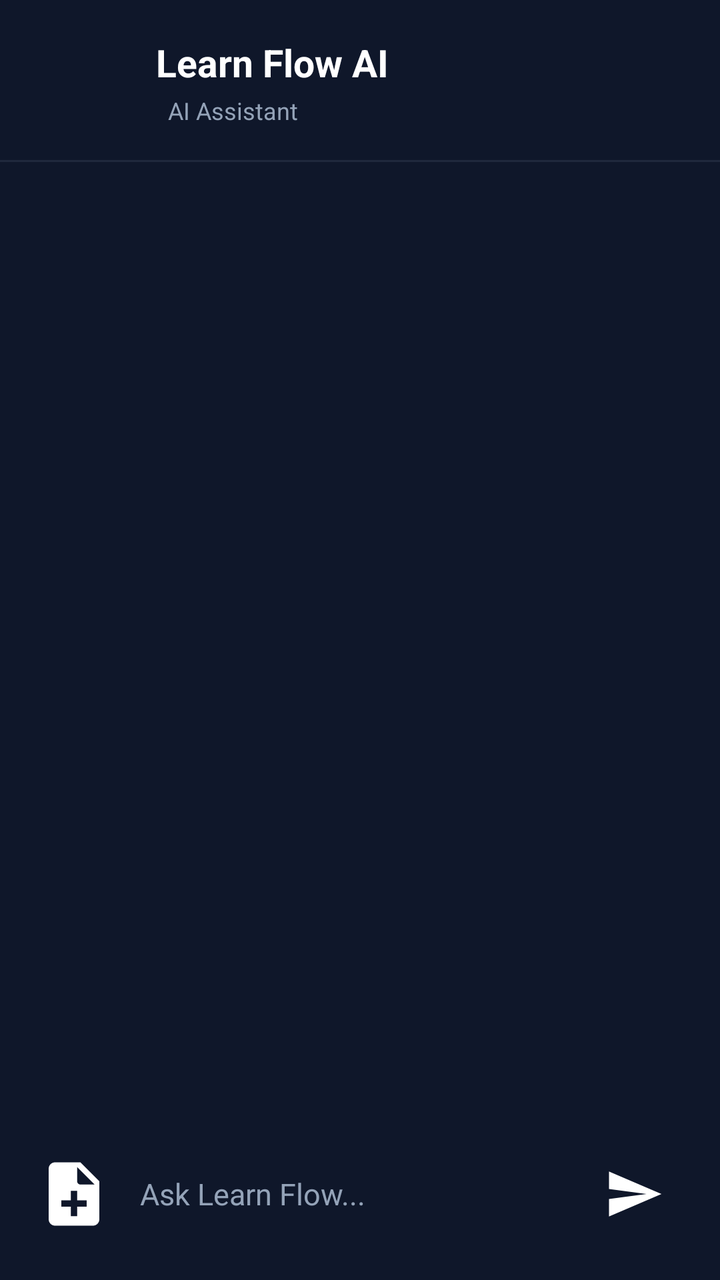
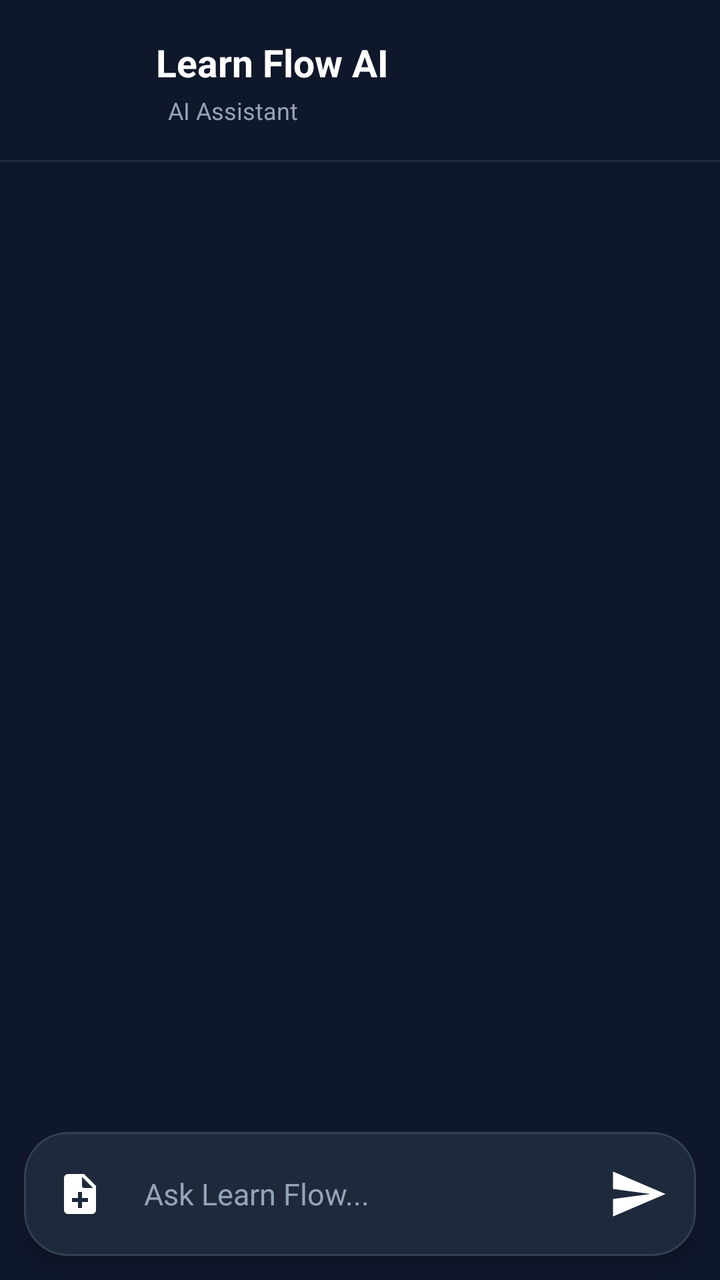

Two renders of the same Android screen: before a commit and after it. Below are the layout's source before the change and the commit's diff.
<!-- AndroidManifest.xml: application theme Theme.LearnFlow -->
<!-- res/layout/activity_chat.xml -->
<?xml version="1.0" encoding="utf-8"?>
<androidx.constraintlayout.widget.ConstraintLayout
    xmlns:android="http://schemas.android.com/apk/res/android"
    xmlns:app="http://schemas.android.com/apk/res-auto"
    xmlns:tools="http://schemas.android.com/tools"
    android:id="@+id/main"
    android:layout_width="match_parent"
    android:layout_height="match_parent"
    android:background="@color/dark_background">

    
    <LinearLayout
        android:id="@+id/header"
        android:layout_width="0dp"
        android:layout_height="wrap_content"
        android:layout_marginStart="20dp"
        android:layout_marginTop="18dp"
        android:layout_marginEnd="20dp"
        android:gravity="center_vertical"
        android:orientation="horizontal"
        app:layout_constraintEnd_toEndOf="parent"
        app:layout_constraintStart_toStartOf="parent"
        app:layout_constraintTop_toTopOf="parent">

        <FrameLayout
            android:layout_width="46dp"
            android:layout_height="46dp">

            <ImageView
                android:layout_width="24dp"
                android:layout_height="24dp"
                android:layout_gravity="center"
                android:contentDescription="AI"
                android:backgroundTint="@color/white" />

        </FrameLayout>

        <LinearLayout
            android:layout_width="0dp"
            android:layout_height="wrap_content"
            android:layout_marginStart="12dp"
            android:layout_weight="1"
            android:orientation="vertical">

            <TextView
                android:id="@+id/name"
                android:layout_width="wrap_content"
                android:layout_height="wrap_content"
                android:text="Learn Flow AI"
                android:textColor="@color/white"
                android:textSize="19sp"
                android:textStyle="bold" />

            <LinearLayout
                android:layout_width="wrap_content"
                android:layout_height="wrap_content"
                android:layout_marginTop="3dp"
                android:gravity="center_vertical"
                android:orientation="horizontal">



                <TextView
                    android:layout_width="wrap_content"
                    android:layout_height="wrap_content"
                    android:layout_marginStart="6dp"
                    android:text="AI Assistant"
                    android:textColor="@color/dark_text_secondary"
                    android:textSize="12sp" />

            </LinearLayout>

        </LinearLayout>

    </LinearLayout>

    
    <View
        android:id="@+id/headerDivider"
        android:layout_width="0dp"
        android:layout_height="1dp"
        android:layout_marginTop="16dp"
        android:alpha="0.45"
        android:background="@color/dark_surface_variant"
        app:layout_constraintEnd_toEndOf="parent"
        app:layout_constraintStart_toStartOf="parent"
        app:layout_constraintTop_toBottomOf="@id/header" />

    
    <LinearLayout
        android:id="@+id/messageContainer"
        android:layout_width="0dp"
        android:layout_height="0dp"
        android:orientation="vertical"
        app:layout_constraintBottom_toTopOf="@id/inputContainer"
        app:layout_constraintEnd_toEndOf="parent"
        app:layout_constraintStart_toStartOf="parent"
        app:layout_constraintTop_toBottomOf="@id/headerDivider">

        <androidx.recyclerview.widget.RecyclerView
            android:id="@+id/recyclerView"
            android:layout_width="match_parent"
            android:layout_height="wrap_content"
            android:clipToPadding="false"
            android:overScrollMode="never"
            android:paddingStart="14dp"
            android:paddingTop="14dp"
            android:paddingEnd="14dp"
            android:paddingBottom="8dp" />

        <include
            android:id="@+id/typingIndicator"
            layout="@layout/loader" />
    </LinearLayout>

    
    <LinearLayout
        android:id="@+id/inputContainer"
        android:layout_width="0dp"
        android:layout_height="wrap_content"
        android:layout_marginStart="12dp"
        android:layout_marginEnd="12dp"
        android:layout_marginBottom="12dp"
        android:gravity="center_vertical"
        android:minHeight="62dp"
        android:orientation="horizontal"
        android:paddingStart="6dp"
        android:paddingTop="6dp"
        android:paddingEnd="6dp"
        android:paddingBottom="6dp"
        app:layout_constraintBottom_toBottomOf="parent"
        app:layout_constraintEnd_toEndOf="parent"
        app:layout_constraintStart_toStartOf="parent">

        <ImageButton
            android:id="@+id/btnAttach"
            android:layout_width="38dp"
            android:layout_height="38dp"
            android:background="@drawable/ic_add"
            android:contentDescription="Attach document"
            android:padding="12dp" />

        <EditText
            android:id="@+id/editMessage"
            android:layout_width="0dp"
            android:layout_height="wrap_content"
            android:layout_marginStart="6dp"
            android:layout_marginEnd="6dp"
            android:layout_weight="1"
            android:background="@android:color/transparent"
            android:gravity="center_vertical"
            android:hint="Ask Learn Flow..."
            android:inputType="textCapSentences|textMultiLine"
            android:maxLines="4"
            android:minHeight="46dp"
            android:paddingStart="8dp"
            android:paddingTop="8dp"
            android:paddingEnd="8dp"
            android:paddingBottom="8dp"
            android:textColor="@color/dark_text_primary"
            android:textColorHint="@color/dark_text_secondary"
            android:textSize="15sp" />

        <ImageButton
            android:id="@+id/btnSend"
            android:layout_width="50dp"
            android:layout_height="50dp"
            android:background="@android:color/transparent"
            android:contentDescription="Send message"
            android:padding="12dp"
            android:src="@drawable/ic_send" />

    </LinearLayout>

</androidx.constraintlayout.widget.ConstraintLayout>
<!-- res/layout/loader.xml (included above) -->
<?xml version="1.0" encoding="utf-8"?>
<LinearLayout
    xmlns:android="http://schemas.android.com/apk/res/android"
    android:layout_width="wrap_content"
    android:layout_height="32dp"
    android:layout_marginStart="30dp"
    android:gravity="center_vertical"
    android:orientation="horizontal"
    android:visibility="gone">

    <View
        android:id="@+id/dot1"
        android:layout_width="7dp"
        android:layout_height="7dp"
        android:layout_marginEnd="4dp"
        android:background="@drawable/typing_dot" />

    <View
        android:id="@+id/dot2"
        android:layout_width="7dp"
        android:layout_height="7dp"
        android:layout_marginEnd="4dp"
        android:background="@drawable/typing_dot" />

    <View
        android:id="@+id/dot3"
        android:layout_width="7dp"
        android:layout_height="7dp"
        android:background="@drawable/typing_dot" />

</LinearLayout>
<!-- resources referenced by this layout -->
<resources>
  <color name="dark_background">#0F172A</color>
  <color name="dark_surface_variant">#334155</color>
  <color name="dark_text_primary">#F8FAFC</color>
  <color name="dark_text_secondary">#94A3B8</color>
  <color name="white">#ffffff</color>
  <!-- drawable ic_add (drawable) -->
  <?xml version="1.0" encoding="utf-8"?>
  <vector xmlns:android="http://schemas.android.com/apk/res/android"
      android:width="24dp"
      android:height="24dp"
      android:viewportWidth="24"
      android:viewportHeight="24">
  
      <path
          android:fillColor="@android:color/white"
          android:pathData="M6,2C4.9,2 4,2.9 4,4V20C4,21.1 4.9,22 6,22H18C19.1,22 20,21.1 20,20V8L14,2H6ZM13,3.5L18.5,9H14C13.45,9 13,8.55 13,8V3.5ZM11,11H13V14H16V16H13V19H11V16H8V14H11V11Z" />
  
  </vector>
  <!-- drawable ic_send (drawable) -->
  <?xml version="1.0" encoding="utf-8"?>
  <vector xmlns:android="http://schemas.android.com/apk/res/android"
      android:width="30dp"
      android:height="30dp"
      android:viewportWidth="24"
      android:viewportHeight="24">
  
      <path
          android:fillColor="@android:color/white"
          android:pathData="M2,21L23,12L2,3L2,10L17,12L2,14Z" />
  
  </vector>
  <!-- drawable typing_dot (drawable) -->
  <?xml version="1.0" encoding="utf-8"?>
  <shape xmlns:android="http://schemas.android.com/apk/res/android"
      android:shape="oval">
  
      <solid android:color="@color/dark_text_secondary" />
  
  </shape>
  <style name="Theme.LearnFlow" parent="Base.Theme.LearnFlow" />
  <style name="Base.Theme.LearnFlow" parent="Theme.Material3.DayNight.NoActionBar">
          
          
      </style>
</resources>

<!-- the commit's change to res/layout/activity_chat.xml (unified diff, before → after) -->
@@ -92,7 +92,7 @@
         android:layout_width="0dp"
         android:layout_height="0dp"
         android:orientation="vertical"
-        app:layout_constraintBottom_toTopOf="@id/inputContainer"
+        app:layout_constraintBottom_toTopOf="@id/inputCard"
         app:layout_constraintEnd_toEndOf="parent"
         app:layout_constraintStart_toStartOf="parent"
         app:layout_constraintTop_toBottomOf="@id/headerDivider">
@@ -100,7 +100,8 @@
         <androidx.recyclerview.widget.RecyclerView
             android:id="@+id/recyclerView"
             android:layout_width="match_parent"
-            android:layout_height="wrap_content"
+            android:layout_height="0dp"
+            android:layout_weight="1"
             android:clipToPadding="false"
             android:overScrollMode="never"
             android:paddingStart="14dp"
@@ -110,67 +111,83 @@
 
         <include
             android:id="@+id/typingIndicator"
-            layout="@layout/loader" />
+            layout="@layout/loader"
+            android:layout_margin="30dp"
+            android:layout_width="match_parent"
+            android:layout_height="30dp" />
+
     </LinearLayout>
 
     
-    <LinearLayout
-        android:id="@+id/inputContainer"
+    <com.google.android.material.card.MaterialCardView
+        android:id="@+id/inputCard"
         android:layout_width="0dp"
         android:layout_height="wrap_content"
         android:layout_marginStart="12dp"
         android:layout_marginEnd="12dp"
         android:layout_marginBottom="12dp"
-        android:gravity="center_vertical"
-        android:minHeight="62dp"
-        android:orientation="horizontal"
-        android:paddingStart="6dp"
-        android:paddingTop="6dp"
-        android:paddingEnd="6dp"
-        android:paddingBottom="6dp"
+        app:cardBackgroundColor="@color/dark_surface"
+        app:cardCornerRadius="22dp"
+        app:cardElevation="4dp"
+        app:strokeColor="@color/dark_surface_variant"
+        app:strokeWidth="1dp"
         app:layout_constraintBottom_toBottomOf="parent"
-        app:layout_constraintEnd_toEndOf="parent"
-        app:layout_constraintStart_toStartOf="parent">
-
-        <ImageButton
-            android:id="@+id/btnAttach"
-            android:layout_width="38dp"
-            android:layout_height="38dp"
-            android:background="@drawable/ic_add"
-            android:contentDescription="Attach document"
-            android:padding="12dp" />
-
-        <EditText
-            android:id="@+id/editMessage"
-            android:layout_width="0dp"
+        app:layout_constraintStart_toStartOf="parent"
+        app:layout_constraintEnd_toEndOf="parent">
+
+        <LinearLayout
+            android:id="@+id/inputContainer"
+            android:layout_width="match_parent"
             android:layout_height="wrap_content"
-            android:layout_marginStart="6dp"
-            android:layout_marginEnd="6dp"
-            android:layout_weight="1"
-            android:background="@android:color/transparent"
+            android:minHeight="62dp"
             android:gravity="center_vertical"
-            android:hint="Ask Learn Flow..."
-            android:inputType="textCapSentences|textMultiLine"
-            android:maxLines="4"
-            android:minHeight="46dp"
+            android:orientation="horizontal"
             android:paddingStart="8dp"
-            android:paddingTop="8dp"
-            android:paddingEnd="8dp"
-            android:paddingBottom="8dp"
-            android:textColor="@color/dark_text_primary"
-            android:textColorHint="@color/dark_text_secondary"
-            android:textSize="15sp" />
-
-        <ImageButton
-            android:id="@+id/btnSend"
-            android:layout_width="50dp"
-            android:layout_height="50dp"
-            android:background="@android:color/transparent"
-            android:contentDescription="Send message"
-            android:padding="12dp"
-            android:src="@drawable/ic_send" />
-
-    </LinearLayout>
+            android:paddingTop="6dp"
+            android:paddingEnd="6dp"
+            android:paddingBottom="6dp">
+
+            <ImageButton
+                android:id="@+id/btnAttach"
+                android:layout_width="40dp"
+                android:layout_height="40dp"
+                android:background="@android:color/transparent"
+                android:padding="10dp"
+                android:src="@drawable/ic_add"
+                android:backgroundTint="@color/dark_text_secondary"
+                android:contentDescription="Attach document" />
+
+            <EditText
+                android:id="@+id/editMessage"
+                android:layout_width="0dp"
+                android:layout_height="wrap_content"
+                android:layout_weight="1"
+                android:layout_marginStart="4dp"
+                android:layout_marginEnd="4dp"
+                android:minHeight="46dp"
+                android:maxLines="4"
+                android:gravity="center_vertical"
+                android:background="@android:color/transparent"
+                android:hint="Ask Learn Flow..."
+                android:textColor="@color/dark_text_primary"
+                android:textColorHint="@color/dark_text_secondary"
+                android:textSize="15sp"
+                android:inputType="textCapSentences|textMultiLine"
+                android:padding="8dp" />
+
+            <ImageButton
+                android:id="@+id/btnSend"
+                android:layout_width="46dp"
+                android:layout_height="46dp"
+                android:background="@android:color/transparent"
+                android:padding="10dp"
+                android:src="@drawable/ic_send"
+                android:backgroundTint="@color/orange"
+                android:contentDescription="Send message" />
+
+        </LinearLayout>
+
+    </com.google.android.material.card.MaterialCardView>
 
 </androidx.constraintlayout.widget.ConstraintLayout>
 <!-- res/layout/loader.xml (included above) -->
<!-- resource entries referenced after the edit -->
@@ -1,9 +1,11 @@
 <!-- resources referenced by this layout -->
 <resources>
   <color name="dark_background">#0F172A</color>
+  <color name="dark_surface">#1E293B</color>
   <color name="dark_surface_variant">#334155</color>
   <color name="dark_text_primary">#F8FAFC</color>
   <color name="dark_text_secondary">#94A3B8</color>
+  <color name="orange">#FF9800</color>
   <color name="white">#ffffff</color>
   <!-- drawable ic_add (drawable) -->
   <?xml version="1.0" encoding="utf-8"?>
